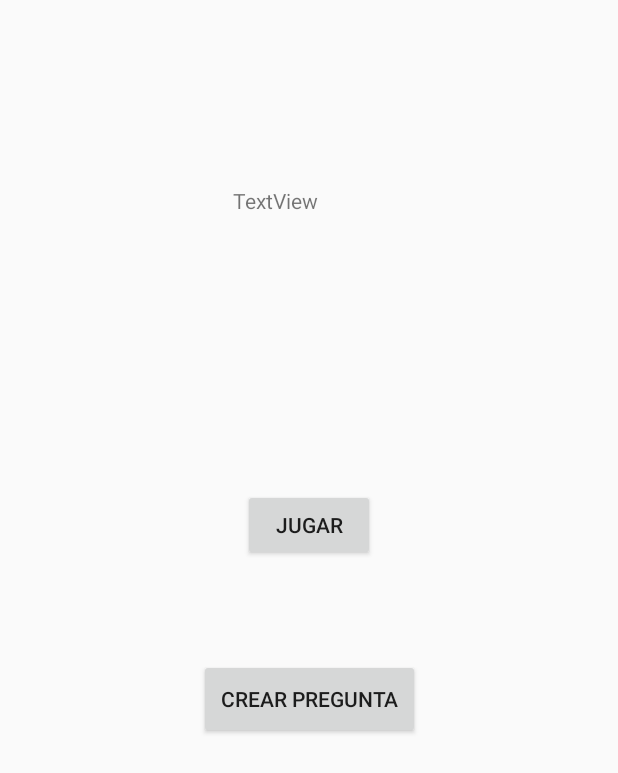
After one commit to MikelPedro/Segunda-Entrega-DAS, an Android app: the IntermedioJugarCrear screen opened directly, with no data from a screen before it, on a phone screen of 412 x 824 dp. The commit adds this screen. Shown: the top 773 px of the screen. Run offline under Robolectric (Android 15) with nearby library versions, the phone set to English and light mode, and no system bars.

Commit message:
Creacion de la pantalla intermedia, la cual se accede desde tema y creacion de la ta tabla en la BD

```diff
--- a/app/src/main/AndroidManifest.xml
+++ b/app/src/main/AndroidManifest.xml
@@ -12,6 +12,9 @@
         android:supportsRtl="true"
         android:theme="@style/Theme.AppCompat.Light.NoActionBar"
         tools:targetApi="31">
+        <activity
+            android:name=".IntermedioJugarCrear"
+            android:exported="false" />
         <activity
             android:name=".CrearPregunta"
             android:exported="false" />
--- /dev/null
+++ b/app/src/main/java/com/example/primera_entrega_das/IntermedioJugarCrear.java
@@ -0,0 +1,29 @@
+package com.example.primera_entrega_das;
+
+import androidx.appcompat.app.AppCompatActivity;
+
+import android.content.Intent;
+import android.os.Bundle;
+import android.view.View;
+
+public class IntermedioJugarCrear extends AppCompatActivity {
+
+    @Override
+    protected void onCreate(Bundle savedInstanceState) {
+        super.onCreate(savedInstanceState);
+        setContentView(R.layout.activity_intermedio_jugar_crear);
+    }
+
+    public void OnClickJugar(View v){
+        // aparece la pantalla de Jugar (fragment)
+
+    }
+
+    public void OnClickCrearPreg(View v){
+
+        Intent intent = new Intent(this, CrearPregunta.class);
+        // Inicia la actividad
+        this.startActivity(intent);
+        finish();
+    }
+}
--- /dev/null
+++ b/app/src/main/res/layout/activity_intermedio_jugar_crear.xml
@@ -0,0 +1,42 @@
+<?xml version="1.0" encoding="utf-8"?>
+<androidx.constraintlayout.widget.ConstraintLayout xmlns:android="http://schemas.android.com/apk/res/android"
+    xmlns:app="http://schemas.android.com/apk/res-auto"
+    xmlns:tools="http://schemas.android.com/tools"
+    android:layout_width="match_parent"
+    android:layout_height="match_parent"
+    tools:context=".IntermedioJugarCrear">
+
+    <Button
+        android:id="@+id/botonJugar"
+        android:layout_width="wrap_content"
+        android:layout_height="wrap_content"
+        android:layout_marginTop="160dp"
+        android:onClick="OnClickJugar"
+        android:text="Jugar"
+        app:layout_constraintEnd_toEndOf="parent"
+        app:layout_constraintStart_toStartOf="parent"
+        app:layout_constraintTop_toBottomOf="@+id/textViewTemaInter" />
+
+    <Button
+        android:id="@+id/botonCrearP"
+        android:layout_width="147dp"
+        android:layout_height="53dp"
+        android:layout_marginTop="64dp"
+        android:onClick="OnClickCrearPreg"
+        android:text="Crear Pregunta"
+        app:layout_constraintBottom_toBottomOf="parent"
+        app:layout_constraintEnd_toEndOf="parent"
+        app:layout_constraintStart_toStartOf="parent"
+        app:layout_constraintTop_toBottomOf="@+id/botonJugar"
+        app:layout_constraintVertical_bias="0.004" />
+
+    <TextView
+        android:id="@+id/textViewTemaInter"
+        android:layout_width="101dp"
+        android:layout_height="42dp"
+        android:layout_marginTop="124dp"
+        android:text="TextView"
+        app:layout_constraintEnd_toEndOf="parent"
+        app:layout_constraintStart_toStartOf="parent"
+        app:layout_constraintTop_toTopOf="parent" />
+</androidx.constraintlayout.widget.ConstraintLayout>
```
Also changed, not shown: app/src/main/java/com/example/primera_entrega_das/BD.java (+8 -5 lines), app/src/main/res/layout/activity_crear_pregunta.xml (+15 -2 lines).
